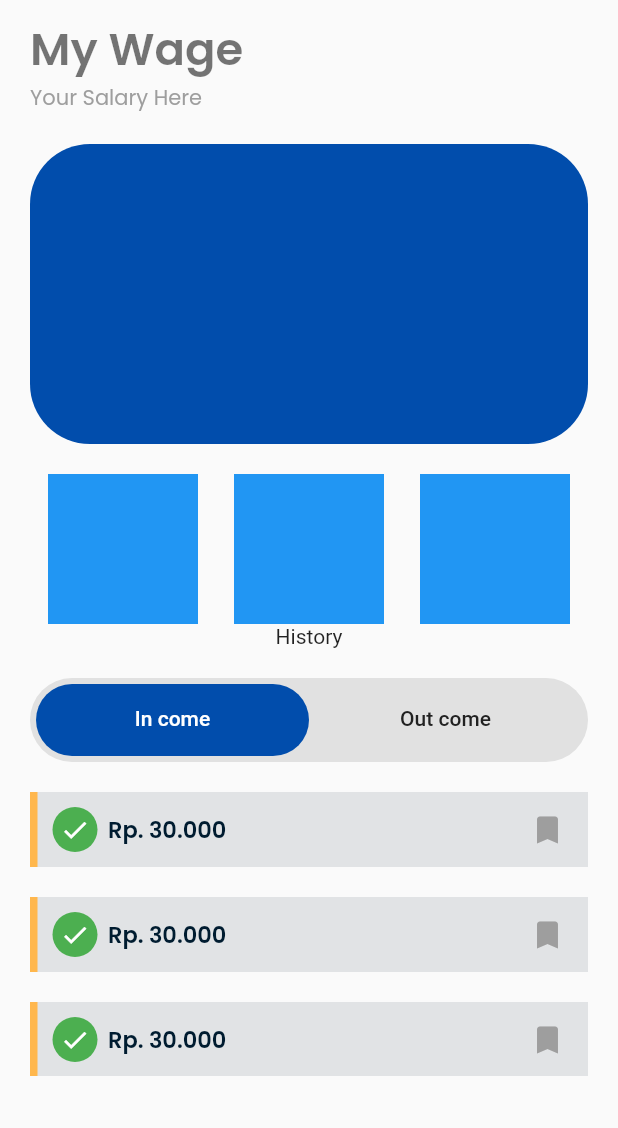
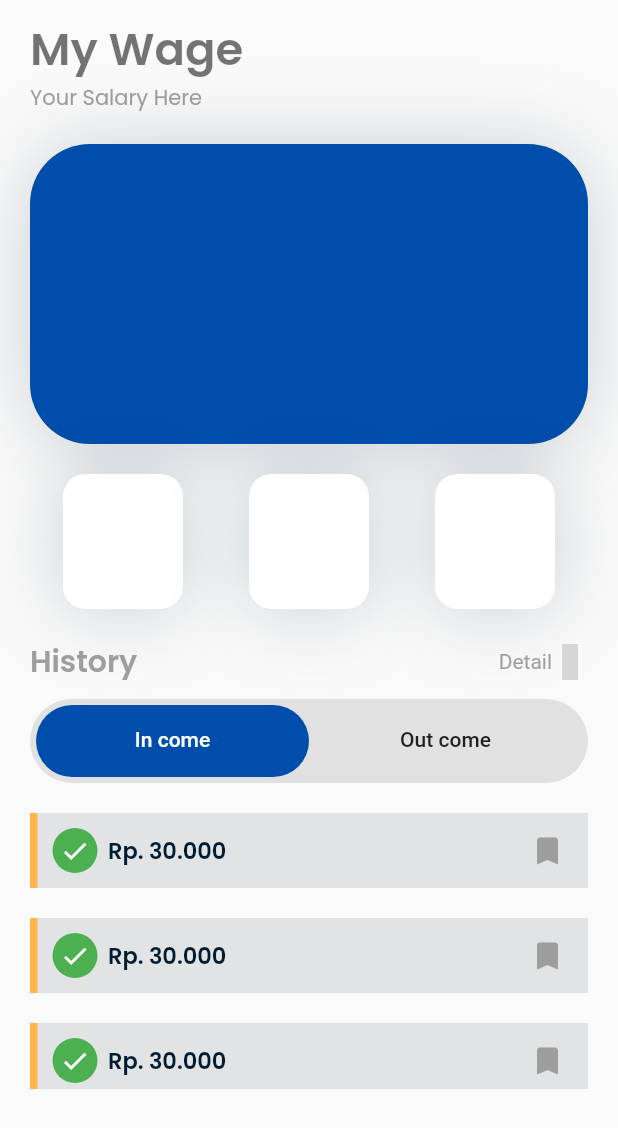
Before and after one commit to nanangpratama99/gaji-gaja-app, a Flutter app: the SalaryScreen widget shown alone on an empty page, opened directly, on a phone screen of 412 x 824 dp. Shown: the top 1128 px of the screen. Run offline on Flutter 3.47's test engine with Material 2 defaults, Android fonts, the light colour scheme and no system bars; our stand-ins replace dotted_border, email_validator, equatable, flutter_bloc, flutter_iconly, go_router and 2 more; missing offline and left inert: art_sweetalert; accounts and stored records are empty; grey boxes are pictures that could not be loaded.

Commit message:
update salary ui

```diff
--- a/gaji-gaja-app/lib/app/screens/loan/loan_screens.dart
+++ b/gaji-gaja-app/lib/app/screens/loan/loan_screens.dart
@@ -516,6 +516,7 @@ class _LoanScreenState extends State<LoanScreen> {
                         children: [
                           _outstandingLoan(context),
                           _outstandingLoan(context),
+                          _outstandingLoan(context),
                         ],
                       ),
                     ),
@@ -525,6 +526,7 @@ class _LoanScreenState extends State<LoanScreen> {
                     child: Container(
                       child: Column(
                         children: [
+                          _outstandingDebt(context),
                           _outstandingDebt(context),
                           _outstandingDebt(context),
                         ],
--- a/gaji-gaja-app/lib/app/screens/main_view.dart
+++ b/gaji-gaja-app/lib/app/screens/main_view.dart
@@ -46,8 +46,10 @@ class _MainViewState extends State<MainView> {
   @override
   Widget build(BuildContext context) {
     return Scaffold(
-      // extendBody: true,
-      body: Center(child: _pages[_selectedIndex]),
+      extendBody: true,
+      body: Center(
+        child: _pages[_selectedIndex],
+      ),
       bottomNavigationBar: Container(
         decoration: const BoxDecoration(
           color: Color(0xFF014DAC),
@@ -60,10 +62,10 @@ class _MainViewState extends State<MainView> {
           // color: Color(0xFF06306F), // put the color here
         ),
         child: Container(
-          margin: EdgeInsets.all(10),
+          // margin: EdgeInsets.all(10),
           decoration: BoxDecoration(
             color: Color(0xFF014DAC),
-            borderRadius: BorderRadius.circular(20),
+            borderRadius: BorderRadius.circular(25),
           ),
           child: BottomNavigationBar(
             showUnselectedLabels: false,
--- /dev/null
+++ b/gaji-gaja-app/lib/app/screens/salary/history_salary.dart
@@ -0,0 +1,15 @@
+import 'package:flutter/material.dart';
+
+class HistoryScreen extends StatefulWidget {
+  const HistoryScreen({super.key});
+
+  @override
+  State<HistoryScreen> createState() => _HistoryScreenState();
+}
+
+class _HistoryScreenState extends State<HistoryScreen> {
+  @override
+  Widget build(BuildContext context) {
+    return Container();
+  }
+}
--- a/gaji-gaja-app/lib/app/screens/salary/salary_screen.dart
+++ b/gaji-gaja-app/lib/app/screens/salary/salary_screen.dart
@@ -77,6 +77,13 @@ class _SalaryScreenState extends State<SalaryScreen> {
       decoration: BoxDecoration(
         color: primaryColor,
         borderRadius: BorderRadius.circular(40),
+        boxShadow: [
+          BoxShadow(
+              color: black1.withOpacity(0.2),
+              blurRadius: 45,
+              offset: Offset(0, 1),
+              spreadRadius: 0),
+        ],
       ),
     );
   }
@@ -85,30 +92,38 @@ class _SalaryScreenState extends State<SalaryScreen> {
     return Row(
       mainAxisAlignment: MainAxisAlignment.spaceAround,
       children: [
-        Container(
-          width: 100,
-          height: 100,
-          color: blue,
-        ),
-        Container(
-          width: 100,
-          height: 100,
-          color: blue,
-        ),
-        Container(
-          width: 100,
-          height: 100,
-          color: blue,
-        ),
+        _subMenu(),
+        _subMenu(),
+        _subMenu(),
       ],
     );
   }
 
+// submenu
+  Widget _subMenu() {
+    return Container(
+      width: 80,
+      height: 90,
+      decoration: BoxDecoration(
+        color: Colors.white,
+        borderRadius: BorderRadius.circular(15),
+        boxShadow: [
+          BoxShadow(
+              color: black1.withOpacity(0.2),
+              blurRadius: 45,
+              offset: Offset(0, 1),
+              spreadRadius: 0),
+        ],
+      ),
+    );
+  }
+
+// history
   Widget _history(context) {
     return SingleChildScrollView(
       child: Container(
-        margin: EdgeInsets.only(top: 20),
-        height: 265,
+        margin: EdgeInsets.only(top: 10),
+        height: 260,
         width: MediaQuery.of(context).size.width,
         child: DefaultTabController(
           length: 2,
@@ -158,14 +173,12 @@ class _SalaryScreenState extends State<SalaryScreen> {
                     ),
                     // Konten untuk tab "Out. Debt"
                     SingleChildScrollView(
-                      child: Container(
                       child: Column(
                         children: [
                           _outCome(),
                           _outCome(),
                           _outCome(),
                         ],
-                        ),
                       ),
                     ),
                   ],
@@ -180,7 +193,27 @@ class _SalaryScreenState extends State<SalaryScreen> {
 
   // subtitle
   Widget _subtitle() {
-    return Text("History");
+    return Padding(
+      padding: const EdgeInsets.only(top: 20),
+      child: Row(
+        children: [
+          Text(
+            "History",
+            style: GoogleFonts.poppins(
+                fontSize: 20, color: Colors.grey, fontWeight: FontWeight.w600),
+          ),
+          Spacer(),
+          Text(
+            "Detail",
+            style: TextStyle(color: Colors.grey),
+          ),
+          Icon(
+            IconlyLight.arrowRight,
+            color: Colors.grey,
+          )
+        ],
+      ),
+    );
   }
 
   // income
```
Lines whose indentation alone changed are shown as unchanged.
